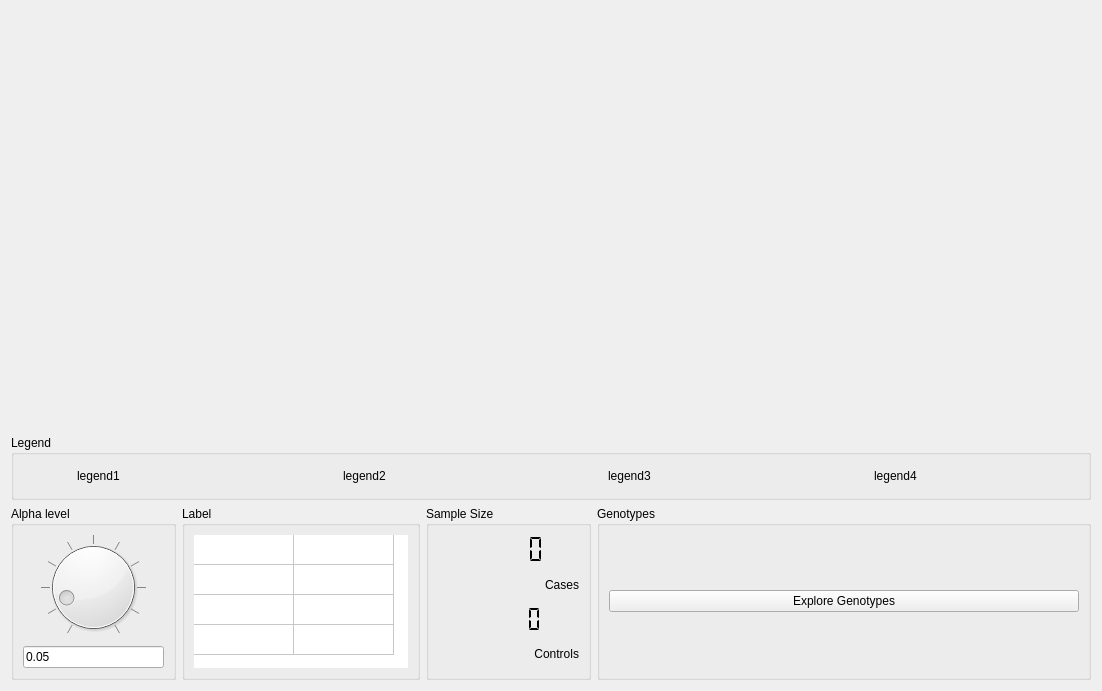
First picture: the form in gui/ui/simplotwindow.ui, repository ScottMastro/VikNGS, before the edit.
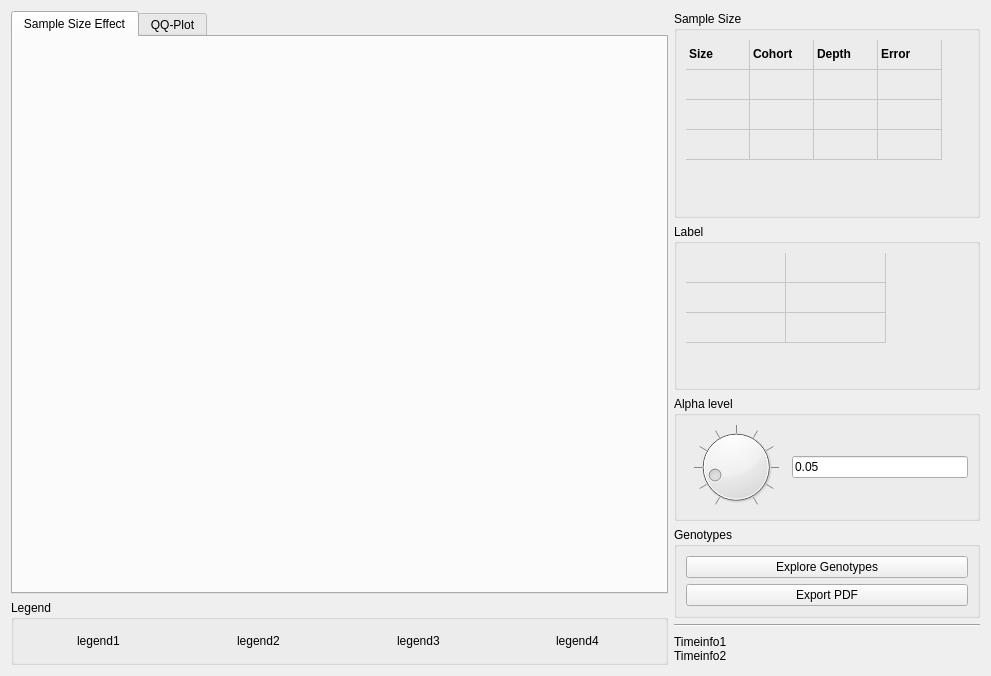
Second picture: the form after the edit. Custom widgets are drawn as their Qt base class.

Patch:
```diff
--- a/gui/ui/simplotwindow.ui
+++ b/gui/ui/simplotwindow.ui
@@ -6,47 +6,92 @@
    <rect>
     <x>0</x>
     <y>0</y>
-    <width>1102</width>
-    <height>691</height>
+    <width>991</width>
+    <height>676</height>
    </rect>
   </property>
   <property name="windowTitle">
    <string>Plotter</string>
   </property>
-  <layout class="QHBoxLayout" name="horizontalLayout_8">
+  <layout class="QHBoxLayout" name="horizontalLayout_3" stretch="15,7">
    <item>
-    <layout class="QVBoxLayout" name="verticalLayout_3" stretch="12,1,5">
+    <layout class="QVBoxLayout" name="verticalLayout_4">
      <item>
-      <layout class="QHBoxLayout" name="horizontalLayout">
-       <item>
-        <widget class="QCustomPlot" name="simplot_power" native="true">
-         <property name="sizePolicy">
-          <sizepolicy hsizetype="Preferred" vsizetype="Preferred">
-           <horstretch>0</horstretch>
-           <verstretch>85</verstretch>
-          </sizepolicy>
-         </property>
-        </widget>
-       </item>
-       <item>
-        <widget class="QCustomPlot" name="simplot_plot2" native="true">
-         <property name="sizePolicy">
-          <sizepolicy hsizetype="Preferred" vsizetype="Preferred">
-           <horstretch>0</horstretch>
-           <verstretch>10</verstretch>
-          </sizepolicy>
-         </property>
-        </widget>
-       </item>
-      </layout>
+      <widget class="QTabWidget" name="simplot_plotTab">
+       <property name="currentIndex">
+        <number>0</number>
+       </property>
+       <widget class="QWidget" name="tab">
+        <attribute name="title">
+         <string>Sample Size Effect</string>
+        </attribute>
+        <layout class="QVBoxLayout" name="verticalLayout_6">
+         <item>
+          <widget class="QCustomPlot" name="simplot_power" native="true">
+           <property name="sizePolicy">
+            <sizepolicy hsizetype="Preferred" vsizetype="Preferred">
+             <horstretch>0</horstretch>
+             <verstretch>85</verstretch>
+            </sizepolicy>
+           </property>
+          </widget>
+         </item>
+        </layout>
+       </widget>
+       <widget class="QWidget" name="tab_2">
+        <attribute name="title">
+         <string>QQ-Plot</string>
+        </attribute>
+        <layout class="QVBoxLayout" name="verticalLayout_7">
+         <item>
+          <widget class="QCustomPlot" name="simplot_plot2" native="true">
+           <property name="sizePolicy">
+            <sizepolicy hsizetype="Preferred" vsizetype="Preferred">
+             <horstretch>0</horstretch>
+             <verstretch>10</verstretch>
+            </sizepolicy>
+           </property>
+          </widget>
+         </item>
+        </layout>
+       </widget>
+      </widget>
      </item>
      <item>
       <widget class="QGroupBox" name="simplot_legendGrp">
        <property name="title">
         <string>Legend</string>
        </property>
-       <layout class="QGridLayout" name="gridLayout_2">
-        <item row="0" column="1">
+       <layout class="QHBoxLayout" name="horizontalLayout">
+        <item>
+         <widget class="QWidget" name="simplot_legend1Sqr" native="true">
+          <property name="sizePolicy">
+           <sizepolicy hsizetype="Preferred" vsizetype="Preferred">
+            <horstretch>1</horstretch>
+            <verstretch>1</verstretch>
+           </sizepolicy>
+          </property>
+          <property name="minimumSize">
+           <size>
+            <width>24</width>
+            <height>24</height>
+           </size>
+          </property>
+          <property name="maximumSize">
+           <size>
+            <width>48</width>
+            <height>48</height>
+           </size>
+          </property>
+          <property name="sizeIncrement">
+           <size>
+            <width>0</width>
+            <height>0</height>
+           </size>
+          </property>
+         </widget>
+        </item>
+        <item>
          <widget class="QLabel" name="simplot_legend1Lbl">
           <property name="minimumSize">
            <size>
@@ -59,70 +104,42 @@
           </property>
          </widget>
         </item>
-        <item row="0" column="3">
+        <item>
+         <widget class="QWidget" name="simplot_legend2Sqr" native="true">
+          <property name="sizePolicy">
+           <sizepolicy hsizetype="Preferred" vsizetype="Preferred">
+            <horstretch>1</horstretch>
+            <verstretch>1</verstretch>
+           </sizepolicy>
+          </property>
+          <property name="minimumSize">
+           <size>
+            <width>24</width>
+            <height>24</height>
+           </size>
+          </property>
+          <property name="maximumSize">
+           <size>
+            <width>48</width>
+            <height>48</height>
+           </size>
+          </property>
+          <property name="sizeIncrement">
+           <size>
+            <width>0</width>
+            <height>0</height>
+           </size>
+          </property>
+         </widget>
+        </item>
+        <item>
          <widget class="QLabel" name="simplot_legend2Lbl">
           <property name="text">
            <string>legend2</string>
           </property>
          </widget>
         </item>
-        <item row="0" column="6">
-         <widget class="QWidget" name="simplot_legend4Sqr" native="true">
-          <property name="sizePolicy">
-           <sizepolicy hsizetype="Preferred" vsizetype="Preferred">
-            <horstretch>1</horstretch>
-            <verstretch>1</verstretch>
-           </sizepolicy>
-          </property>
-          <property name="minimumSize">
-           <size>
-            <width>24</width>
-            <height>24</height>
-           </size>
-          </property>
-          <property name="maximumSize">
-           <size>
-            <width>48</width>
-            <height>48</height>
-           </size>
-          </property>
-          <property name="sizeIncrement">
-           <size>
-            <width>0</width>
-            <height>0</height>
-           </size>
-          </property>
-         </widget>
-        </item>
-        <item row="0" column="0">
-         <widget class="QWidget" name="simplot_legend1Sqr" native="true">
-          <property name="sizePolicy">
-           <sizepolicy hsizetype="Preferred" vsizetype="Preferred">
-            <horstretch>1</horstretch>
-            <verstretch>1</verstretch>
-           </sizepolicy>
-          </property>
-          <property name="minimumSize">
-           <size>
-            <width>24</width>
-            <height>24</height>
-           </size>
-          </property>
-          <property name="maximumSize">
-           <size>
-            <width>48</width>
-            <height>48</height>
-           </size>
-          </property>
-          <property name="sizeIncrement">
-           <size>
-            <width>0</width>
-            <height>0</height>
-           </size>
-          </property>
-         </widget>
-        </item>
-        <item row="0" column="4">
+        <item>
          <widget class="QWidget" name="simplot_legend3Sqr" native="true">
           <property name="sizePolicy">
            <sizepolicy hsizetype="Preferred" vsizetype="Preferred">
@@ -150,42 +167,42 @@
           </property>
          </widget>
         </item>
-        <item row="0" column="2">
-         <widget class="QWidget" name="simplot_legend2Sqr" native="true">
-          <property name="sizePolicy">
-           <sizepolicy hsizetype="Preferred" vsizetype="Preferred">
-            <horstretch>1</horstretch>
-            <verstretch>1</verstretch>
-           </sizepolicy>
-          </property>
-          <property name="minimumSize">
-           <size>
-            <width>24</width>
-            <height>24</height>
-           </size>
-          </property>
-          <property name="maximumSize">
-           <size>
-            <width>48</width>
-            <height>48</height>
-           </size>
-          </property>
-          <property name="sizeIncrement">
-           <size>
-            <width>0</width>
-            <height>0</height>
-           </size>
-          </property>
-         </widget>
-        </item>
-        <item row="0" column="5">
+        <item>
          <widget class="QLabel" name="simplot_legend3Lbl">
           <property name="text">
            <string>legend3</string>
           </property>
          </widget>
         </item>
-        <item row="0" column="7">
+        <item>
+         <widget class="QWidget" name="simplot_legend4Sqr" native="true">
+          <property name="sizePolicy">
+           <sizepolicy hsizetype="Preferred" vsizetype="Preferred">
+            <horstretch>1</horstretch>
+            <verstretch>1</verstretch>
+           </sizepolicy>
+          </property>
+          <property name="minimumSize">
+           <size>
+            <width>24</width>
+            <height>24</height>
+           </size>
+          </property>
+          <property name="maximumSize">
+           <size>
+            <width>48</width>
+            <height>48</height>
+           </size>
+          </property>
+          <property name="sizeIncrement">
+           <size>
+            <width>0</width>
+            <height>0</height>
+           </size>
+          </property>
+         </widget>
+        </item>
+        <item>
          <widget class="QLabel" name="simplot_legend4Lbl">
           <property name="text">
            <string>legend4</string>
@@ -195,198 +212,347 @@
        </layout>
       </widget>
      </item>
+    </layout>
+   </item>
+   <item>
+    <layout class="QVBoxLayout" name="verticalLayout_8" stretch="5,4,3,1,1">
+     <property name="sizeConstraint">
+      <enum>QLayout::SetDefaultConstraint</enum>
+     </property>
      <item>
-      <layout class="QHBoxLayout" name="horizontalLayout_4" stretch="1,0,1,3">
-       <item>
-        <widget class="QGroupBox" name="groupBox">
-         <property name="title">
-          <string>Alpha level</string>
-         </property>
-         <layout class="QVBoxLayout" name="verticalLayout_2">
-          <item>
-           <widget class="QDial" name="simplot_alphaDial">
-            <property name="minimum">
-             <number>1</number>
-            </property>
-            <property name="maximum">
-             <number>10000</number>
-            </property>
-            <property name="value">
-             <number>1301</number>
-            </property>
-            <property name="tracking">
-             <bool>true</bool>
-            </property>
-            <property name="orientation">
-             <enum>Qt::Horizontal</enum>
-            </property>
-            <property name="invertedAppearance">
-             <bool>false</bool>
-            </property>
-            <property name="wrapping">
-             <bool>false</bool>
-            </property>
-            <property name="notchTarget">
-             <double>100.000000000000000</double>
-            </property>
-            <property name="notchesVisible">
-             <bool>true</bool>
-            </property>
-           </widget>
-          </item>
-          <item>
-           <layout class="QHBoxLayout" name="horizontalLayout_7">
-            <item>
-             <widget class="QLineEdit" name="simplot_alphaTxt">
-              <property name="text">
-               <string>0.05</string>
-              </property>
-             </widget>
-            </item>
-           </layout>
-          </item>
-         </layout>
-        </widget>
-       </item>
-       <item>
-        <widget class="QGroupBox" name="simplot_measureGrp">
-         <property name="title">
-          <string>Label</string>
-         </property>
-         <layout class="QHBoxLayout" name="horizontalLayout_2">
-          <item>
-           <widget class="QTableWidget" name="simplot_powerTbl">
-            <property name="sizePolicy">
-             <sizepolicy hsizetype="Expanding" vsizetype="Expanding">
-              <horstretch>0</horstretch>
-              <verstretch>0</verstretch>
-             </sizepolicy>
-            </property>
-            <property name="maximumSize">
-             <size>
-              <width>16777215</width>
-              <height>16777215</height>
-             </size>
-            </property>
-            <property name="frameShape">
-             <enum>QFrame::NoFrame</enum>
-            </property>
-            <property name="frameShadow">
-             <enum>QFrame::Plain</enum>
-            </property>
-            <property name="horizontalScrollBarPolicy">
-             <enum>Qt::ScrollBarAlwaysOff</enum>
-            </property>
-            <property name="sizeAdjustPolicy">
-             <enum>QAbstractScrollArea::AdjustToContents</enum>
-            </property>
-            <property name="autoScroll">
-             <bool>false</bool>
-            </property>
-            <property name="selectionMode">
-             <enum>QAbstractItemView::NoSelection</enum>
-            </property>
-            <property name="selectionBehavior">
-             <enum>QAbstractItemView::SelectRows</enum>
-            </property>
-            <property name="cornerButtonEnabled">
-             <bool>true</bool>
-            </property>
-            <property name="rowCount">
-             <number>4</number>
-            </property>
-            <property name="columnCount">
-             <number>2</number>
-            </property>
-            <attribute name="horizontalHeaderVisible">
-             <bool>false</bool>
-            </attribute>
-            <attribute name="verticalHeaderVisible">
-             <bool>false</bool>
-            </attribute>
-            <attribute name="verticalHeaderStretchLastSection">
-             <bool>false</bool>
-            </attribute>
-            <row/>
-            <row/>
-            <row/>
-            <row/>
-            <column/>
-            <column/>
-           </widget>
-          </item>
-         </layout>
-        </widget>
-       </item>
-       <item>
-        <widget class="QGroupBox" name="groupBox_2">
-         <property name="title">
-          <string>Sample Size</string>
-         </property>
-         <layout class="QGridLayout" name="gridLayout" columnstretch="0">
-          <item row="4" column="0">
-           <widget class="QLabel" name="simplot_ncontrolsLbl">
-            <property name="text">
-             <string>Controls</string>
-            </property>
-            <property name="alignment">
-             <set>Qt::AlignRight|Qt::AlignTrailing|Qt::AlignVCenter</set>
-            </property>
-           </widget>
-          </item>
-          <item row="2" column="0">
-           <widget class="QLabel" name="simplot_ncasesLbl">
-            <property name="text">
-             <string>Cases</string>
-            </property>
-            <property name="alignment">
-             <set>Qt::AlignRight|Qt::AlignTrailing|Qt::AlignVCenter</set>
-            </property>
-           </widget>
-          </item>
+      <widget class="QGroupBox" name="groupBox_2">
+       <property name="title">
+        <string>Sample Size</string>
+       </property>
+       <layout class="QVBoxLayout" name="verticalLayout_3">
+        <item>
+         <widget class="QTableWidget" name="simplot_sampleTbl">
+          <property name="sizePolicy">
+           <sizepolicy hsizetype="Expanding" vsizetype="Expanding">
+            <horstretch>0</horstretch>
+            <verstretch>0</verstretch>
+           </sizepolicy>
+          </property>
+          <property name="maximumSize">
+           <size>
+            <width>16777215</width>
+            <height>16777215</height>
+           </size>
+          </property>
+          <property name="palette">
+           <palette>
+            <active>
+             <colorrole role="Base">
+              <brush brushstyle="SolidPattern">
+               <color alpha="0">
+                <red>255</red>
+                <green>255</green>
+                <blue>255</blue>
+               </color>
+              </brush>
+             </colorrole>
+            </active>
+            <inactive>
+             <colorrole role="Base">
+              <brush brushstyle="SolidPattern">
+               <color alpha="0">
+                <red>255</red>
+                <green>255</green>
+                <blue>255</blue>
+               </color>
+              </brush>
+             </colorrole>
+            </inactive>
+            <disabled>
+             <colorrole role="Base">
+              <brush brushstyle="SolidPattern">
+               <color alpha="255">
+                <red>240</red>
+                <green>240</green>
+                <blue>240</blue>
+               </color>
+              </brush>
+             </colorrole>
+            </disabled>
+           </palette>
+          </property>
+          <property name="autoFillBackground">
+           <bool>false</bool>
+          </property>
+          <property name="frameShape">
+           <enum>QFrame::NoFrame</enum>
+          </property>
+          <property name="frameShadow">
+           <enum>QFrame::Plain</enum>
+          </property>
+          <property name="sizeAdjustPolicy">
+           <enum>QAbstractScrollArea::AdjustIgnored</enum>
+          </property>
+          <property name="autoScroll">
+           <bool>false</bool>
+          </property>
+          <property name="selectionMode">
+           <enum>QAbstractItemView::NoSelection</enum>
+          </property>
+          <property name="selectionBehavior">
+           <enum>QAbstractItemView::SelectRows</enum>
+          </property>
+          <property name="horizontalScrollMode">
+           <enum>QAbstractItemView::ScrollPerItem</enum>
+          </property>
+          <property name="cornerButtonEnabled">
+           <bool>true</bool>
+          </property>
+          <property name="rowCount">
+           <number>4</number>
+          </property>
+          <property name="columnCount">
+           <number>4</number>
+          </property>
+          <attribute name="horizontalHeaderVisible">
+           <bool>false</bool>
+          </attribute>
+          <attribute name="horizontalHeaderDefaultSectionSize">
+           <number>64</number>
+          </attribute>
+          <attribute name="verticalHeaderVisible">
+           <bool>false</bool>
+          </attribute>
+          <attribute name="verticalHeaderHighlightSections">
+           <bool>true</bool>
+          </attribute>
+          <attribute name="verticalHeaderStretchLastSection">
+           <bool>false</bool>
+          </attribute>
+          <row/>
+          <row/>
+          <row/>
+          <row/>
+          <column/>
+          <column/>
+          <column/>
+          <column/>
           <item row="0" column="0">
-           <widget class="QLCDNumber" name="simplot_ncasesDgt">
-            <property name="frameShape">
-             <enum>QFrame::NoFrame</enum>
-            </property>
-            <property name="segmentStyle">
-             <enum>QLCDNumber::Flat</enum>
-            </property>
-           </widget>
+           <property name="text">
+            <string>Size</string>
+           </property>
+           <property name="font">
+            <font>
+             <weight>75</weight>
+             <bold>true</bold>
+            </font>
+           </property>
           </item>
-          <item row="3" column="0">
-           <widget class="QLCDNumber" name="simplot_ncontrolsDgt">
-            <property name="frameShape">
-             <enum>QFrame::NoFrame</enum>
-            </property>
-            <property name="frameShadow">
-             <enum>QFrame::Sunken</enum>
-            </property>
-            <property name="smallDecimalPoint">
-             <bool>false</bool>
-            </property>
-            <property name="segmentStyle">
-             <enum>QLCDNumber::Flat</enum>
-            </property>
-           </widget>
+          <item row="0" column="1">
+           <property name="text">
+            <string>Cohort</string>
+           </property>
+           <property name="font">
+            <font>
+             <weight>75</weight>
+             <bold>true</bold>
+            </font>
+           </property>
           </item>
-         </layout>
+          <item row="0" column="2">
+           <property name="text">
+            <string>Depth</string>
+           </property>
+           <property name="font">
+            <font>
+             <weight>75</weight>
+             <bold>true</bold>
+            </font>
+           </property>
+          </item>
+          <item row="0" column="3">
+           <property name="text">
+            <string>Error</string>
+           </property>
+           <property name="font">
+            <font>
+             <weight>75</weight>
+             <bold>true</bold>
+            </font>
+           </property>
+          </item>
+         </widget>
+        </item>
+       </layout>
+      </widget>
+     </item>
+     <item>
+      <widget class="QGroupBox" name="simplot_measureGrp">
+       <property name="title">
+        <string>Label</string>
+       </property>
+       <layout class="QHBoxLayout" name="horizontalLayout_2">
+        <item>
+         <widget class="QTableWidget" name="simplot_powerTbl">
+          <property name="palette">
+           <palette>
+            <active>
+             <colorrole role="Base">
+              <brush brushstyle="SolidPattern">
+               <color alpha="0">
+                <red>255</red>
+                <green>255</green>
+                <blue>255</blue>
+               </color>
+              </brush>
+             </colorrole>
+            </active>
+            <inactive>
+             <colorrole role="Base">
+              <brush brushstyle="SolidPattern">
+               <color alpha="0">
+                <red>255</red>
+                <green>255</green>
+                <blue>255</blue>
+               </color>
+              </brush>
+             </colorrole>
+            </inactive>
+            <disabled>
+             <colorrole role="Base">
+              <brush brushstyle="SolidPattern">
+               <color alpha="255">
+                <red>240</red>
+                <green>240</green>
+                <blue>240</blue>
+               </color>
+              </brush>
+             </colorrole>
+            </disabled>
+           </palette>
+          </property>
+          <property name="frameShape">
+           <enum>QFrame::NoFrame</enum>
+          </property>
+          <property name="frameShadow">
+           <enum>QFrame::Plain</enum>
+          </property>
+          <property name="autoScroll">
+           <bool>false</bool>
+          </property>
+          <property name="selectionMode">
+           <enum>QAbstractItemView::NoSelection</enum>
+          </property>
+          <property name="selectionBehavior">
+           <enum>QAbstractItemView::SelectRows</enum>
+          </property>
+          <property name="cornerButtonEnabled">
+           <bool>true</bool>
+          </property>
+          <property name="rowCount">
+           <number>3</number>
+          </property>
+          <property name="columnCount">
+           <number>2</number>
+          </property>
+          <attribute name="horizontalHeaderVisible">
+           <bool>false</bool>
+          </attribute>
+          <attribute name="verticalHeaderVisible">
+           <bool>false</bool>
+          </attribute>
+          <attribute name="verticalHeaderMinimumSectionSize">
+           <number>11</number>
+          </attribute>
+          <row/>
+          <row/>
+          <row/>
+          <column/>
+          <column/>
+         </widget>
+        </item>
+       </layout>
+      </widget>
+     </item>
+     <item>
+      <widget class="QGroupBox" name="groupBox">
+       <property name="title">
+        <string>Alpha level</string>
+       </property>
+       <layout class="QHBoxLayout" name="horizontalLayout_4">
+        <item>
+         <widget class="QDial" name="simplot_alphaDial">
+          <property name="minimum">
+           <number>1</number>
+          </property>
+          <property name="maximum">
+           <number>10000</number>
+          </property>
+          <property name="value">
+           <number>1301</number>
+          </property>
+          <property name="tracking">
+           <bool>true</bool>
+          </property>
+          <property name="orientation">
+           <enum>Qt::Horizontal</enum>
+          </property>
+          <property name="invertedAppearance">
+           <bool>false</bool>
+          </property>
+          <property name="wrapping">
+           <bool>false</bool>
+          </property>
+          <property name="notchTarget">
+           <double>100.000000000000000</double>
+          </property>
+          <property name="notchesVisible">
+           <bool>true</bool>
+          </property>
+         </widget>
+        </item>
+        <item>
+         <widget class="QLineEdit" name="simplot_alphaTxt">
+          <property name="text">
+           <string>0.05</string>
+          </property>
+         </widget>
+        </item>
+       </layout>
+      </widget>
+     </item>
+     <item>
+      <widget class="QGroupBox" name="simplot_genoGrp">
+       <property name="title">
+        <string>Genotypes</string>
+       </property>
+       <layout class="QVBoxLayout" name="verticalLayout">
+        <item>
+         <widget class="QPushButton" name="pushButton">
+          <property name="text">
+           <string>Explore Genotypes</string>
+          </property>
+         </widget>
+        </item>
+        <item>
+         <widget class="QPushButton" name="simplot_pdfBtn">
+          <property name="text">
+           <string>Export PDF</string>
+          </property>
+         </widget>
+        </item>
+       </layout>
+      </widget>
+     </item>
+     <item>
+      <layout class="QVBoxLayout" name="verticalLayout_5">
+       <item>
+        <widget class="Line" name="line">
+         <property name="orientation">
+          <enum>Qt::Horizontal</enum>
+         </property>
         </widget>
        </item>
        <item>
-        <widget class="QGroupBox" name="simplot_genoGrp">
-         <property name="title">
-          <string>Genotypes</string>
+        <widget class="QLabel" name="simplot_timeLbl">
+         <property name="text">
+          <string>&lt;html&gt;&lt;head/&gt;&lt;body&gt;Timeinfo1&lt;br&gt;Timeinfo2&lt;/body&gt;&lt;/html&gt;</string>
          </property>
-         <layout class="QVBoxLayout" name="verticalLayout">
-          <item>
-           <widget class="QPushButton" name="pushButton">
-            <property name="text">
-             <string>Explore Genotypes</string>
-            </property>
-           </widget>
-          </item>
-         </layout>
         </widget>
        </item>
       </layout>
```
